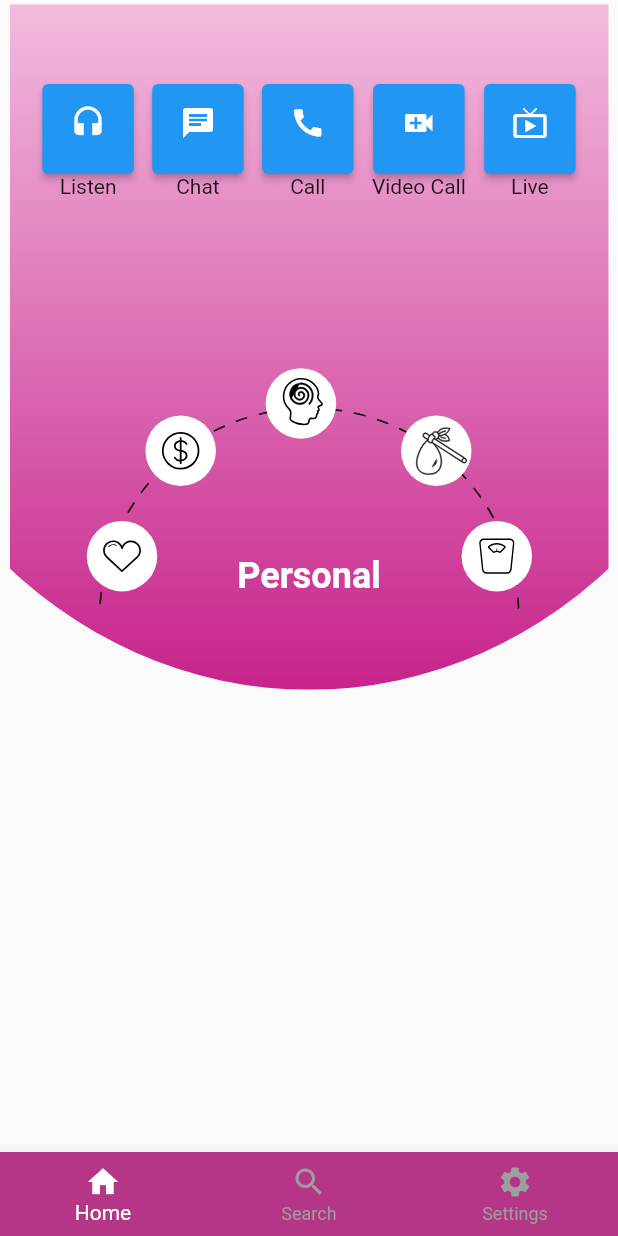
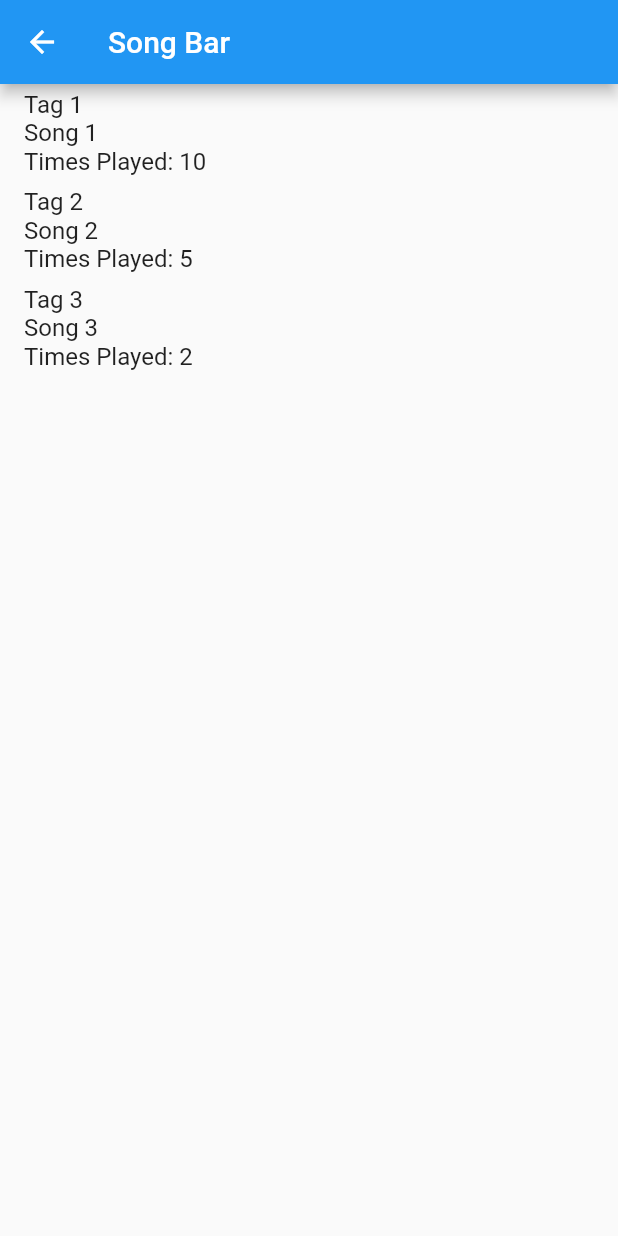
Before and after one commit to i-akshat-jain/counsellor_mobile_app, a Flutter app: the ProfilePersonal screen opened directly, after a tap on the "headset" icon, on a phone screen of 412 x 824 dp. Run offline on Flutter 3.47's test engine with Material 2 defaults, Android fonts, the phone set to English and light mode, and no system bars; our stand-ins replace flutter_svg, image_picker; project files that could hold a hidden picture were left out.

Commit message:
issues in music screen

```diff
--- /dev/null
+++ b/lib/constants/Music/playerDialog.dart
@@ -0,0 +1,47 @@
+import 'package:flutter/material.dart';
+
+void showPlayerDialog(BuildContext context, String songName) {
+  showDialog(
+    context: context,
+    builder: (BuildContext context) {
+      return Dialog(
+        child: Container(
+          padding: EdgeInsets.all(16.0),
+          child: Column(
+            mainAxisSize: MainAxisSize.min,
+            children: [
+              Text(
+                songName,
+                style: TextStyle(fontSize: 18.0, fontWeight: FontWeight.bold),
+              ),
+              SizedBox(height: 16.0),
+              Row(
+                mainAxisAlignment: MainAxisAlignment.center,
+                children: [
+                  IconButton(
+                    onPressed: () {
+                      // Play previous song
+                    },
+                    icon: Icon(Icons.skip_previous),
+                  ),
+                  IconButton(
+                    onPressed: () {
+                      // Toggle play/pause
+                    },
+                    icon: Icon(Icons.play_arrow),
+                  ),
+                  IconButton(
+                    onPressed: () {
+                      // Play next song
+                    },
+                    icon: Icon(Icons.skip_next),
+                  ),
+                ],
+              ),
+            ],
+          ),
+        ),
+      );
+    },
+  );
+}
--- /dev/null
+++ b/lib/constants/Music/songBar.dart
@@ -0,0 +1,27 @@
+import '../../view/musicView.dart';
+import 'package:flutter/material.dart';
+
+class SongBarItem extends StatelessWidget {
+  final Song song;
+  final VoidCallback onTap;
+
+  SongBarItem({
+    required this.song,
+    required this.onTap,
+  });
+
+  @override
+  Widget build(BuildContext context) {
+    return ListTile(
+      onTap: onTap,
+      title: Column(
+        crossAxisAlignment: CrossAxisAlignment.start,
+        children: [
+          Text(song.tag),
+          Text(song.name),
+          Text('Times Played: ${song.timesPlayed}'),
+        ],
+      ),
+    );
+  }
+}
--- /dev/null
+++ b/lib/view/bottomNavigator.dart
@@ -0,0 +1,54 @@
+import '../constants/colors.dart';
+import 'package:flutter/material.dart';
+import 'package:counsellor_mobile_app/view/profile_personal.dart';
+
+
+class BottomNavigatorView extends StatefulWidget {
+  @override
+  _BottomNavigatorViewState createState() => _BottomNavigatorViewState();
+}
+
+class _BottomNavigatorViewState extends State<BottomNavigatorView> {
+  int _currentIndex = 0;
+
+  final List<Widget> _pages = [
+    ProfilePersonal(),
+    ProfilePersonal(),
+    ProfilePersonal(),
+  ];
+
+  @override
+  Widget build(BuildContext context) {
+    return Scaffold(
+      body: IndexedStack(
+        index: _currentIndex,
+        children: _pages,
+      ),
+      bottomNavigationBar: BottomNavigationBar(
+        backgroundColor: AppColors.darkPink,
+        selectedItemColor: Colors.white,
+        unselectedItemColor: Colors.grey,
+        currentIndex: _currentIndex,
+        onTap: (int index) {
+          setState(() {
+            _currentIndex = index;
+          });
+        },
+        items: [
+          BottomNavigationBarItem(
+            icon: Icon(Icons.home),
+            label: 'Home',
+          ),
+          BottomNavigationBarItem(
+            icon: Icon(Icons.person),
+            label: 'Profile',
+          ),
+          BottomNavigationBarItem(
+            icon: Icon(Icons.workspace_premium),
+            label: 'Premium',
+          ),
+        ],
+      ),
+    );
+  }
+}
--- /dev/null
+++ b/lib/view/musicView.dart
@@ -0,0 +1,45 @@
+import 'package:flutter/material.dart';
+import '../constants/Music/songBar.dart';
+
+class Song {
+  final String tag;
+  final String name;
+  final int timesPlayed;
+
+  Song({
+    required this.tag,
+    required this.name,
+    required this.timesPlayed,
+  });
+}
+
+class SongBarView extends StatelessWidget {
+  final List<Song> songs = [
+    Song(tag: 'Tag 1', name: 'Song 1', timesPlayed: 10),
+    Song(tag: 'Tag 2', name: 'Song 2', timesPlayed: 5),
+    Song(tag: 'Tag 3', name: 'Song 3', timesPlayed: 2),
+  ];
+
+  @override
+  Widget build(BuildContext context) {
+    return Scaffold(
+      appBar: AppBar(
+        title: Text('Song Bar'),
+      ),
+      body: ListView.builder(
+        itemCount: songs.length,
+        itemBuilder: (context, index) {
+          final song = songs[index];
+          return SongBarItem(
+            song: song,
+            onTap: () {
+              // Handle song item tap
+            },
+          );
+        },
+
+
+      ),
+    );
+  }
+}
--- a/lib/view/paymentView.dart
+++ b/lib/view/paymentView.dart
@@ -1,4 +1,5 @@
 import 'help.dart';
+import 'bottomNavigator.dart';
 import '../constants/colors.dart';
 import '../constants/inputBox.dart';
 import 'package:flutter_svg/svg.dart';
@@ -96,7 +97,7 @@ class PaymentView extends StatelessWidget {
                           Navigator.push(
                             context,
                             MaterialPageRoute(
-                                builder: (context) => ProfilePersonal()),
+                                builder: (context) => BottomNavigatorView()),
                           );
                         },
                         child: Text('Continue',
@@ -115,7 +116,7 @@ class PaymentView extends StatelessWidget {
                         onPressed: () {
                           Navigator.push(
                             context,
-                            MaterialPageRoute(builder: (context) => HelpView()),
+                            MaterialPageRoute(builder: (context) => BottomNavigatorView()),
                           );
                         },
                         child: Text(
--- a/lib/view/profile_personal.dart
+++ b/lib/view/profile_personal.dart
@@ -1,5 +1,6 @@
 import 'package:flutter_svg/svg.dart';
 import 'package:flutter/material.dart';
+import 'package:counsellor_mobile_app/view/musicView.dart';
 import 'package:counsellor_mobile_app/constants/colors.dart';
 
 class ProfilePersonal extends StatefulWidget {
@@ -41,18 +42,36 @@ class _ProfilePersonalState extends State<ProfilePersonal> {
                         Column(
                           children: [
                             ElevatedButton(
-                              onPressed: () {},
+                              onPressed: () {
+                                Navigator.push(
+                                  context,
+                                  MaterialPageRoute(
+                                      builder: (context) => SongBarView()),
+                                );
+                              },
                               child: Column(
                                 children: [
-                                  Icon(Icons.headset),
+                                  Icon(Icons.headset, color: Colors.black,),
                                   SizedBox(height: 8.0),
                                 ],
                               ),
-                              style: ElevatedButton.styleFrom(
-                                minimumSize: Size(61, 60),
+                              style: ButtonStyle(
+                                 minimumSize: MaterialStateProperty.all(Size(61, 60)),
+                                elevation:
+                                    MaterialStateProperty.resolveWith<double>(
+                                        (states) {
+                                  // Set the elevation to a non-zero value when the button is pressed
+                                  return states.contains(MaterialState.pressed)
+                                      ? 8.0
+                                      : 0.0;
+                                }),
+                               backgroundColor:
+                                    MaterialStateProperty.all<Color?>(
+                                        Colors.white),
                               ),
                             ),
-                            Text("Listen")
+                            SizedBox(height: 5),
+                            Text("Music")
                           ],
                         ),
                         Column(
@@ -61,15 +80,61 @@ class _ProfilePersonalState extends State<ProfilePersonal> {
                               onPressed: () {},
                               child: Column(
                                 children: [
-                                  Icon(Icons.chat),
+                                  Icon(Icons.chat, color: Colors.black,),
                                   SizedBox(height: 8.0),
                                 ],
                               ),
-                              style: ElevatedButton.styleFrom(
-                                minimumSize: Size(61, 60),
+                              style: ButtonStyle(
+                                 minimumSize: MaterialStateProperty.all(Size(61, 60)),
+                                elevation:
+                                    MaterialStateProperty.resolveWith<double>(
+                                        (states) {
+                                  // Set the elevation to a non-zero value when the button is pressed
+                                  return states.contains(MaterialState.pressed)
+                                      ? 8.0
+                                      : 0.0;
+                                }),
+                               backgroundColor:
+                                    MaterialStateProperty.all<Color?>(
+                                        Colors.white),
                               ),
                             ),
-                            Text("Chat")
+                            SizedBox(height: 5),
+                            Text("Message")
+                          ],
+                        ),
+
+                        Column(
+                          children: [
+                            ElevatedButton(
+                              onPressed: () {},
+                              child: Column(
+                                children: [
+                                  Icon(
+                                    Icons.chat,
+                                    color: Colors.black,
+                                  ),
+                                  SizedBox(height: 8.0),
+                                ],
+                              ),
+                              style: ButtonStyle(
+                                minimumSize:
+                                    MaterialStateProperty.all(Size(61, 60)),
+                                elevation:
+                                    MaterialStateProperty.resolveWith<double>(
+                                        (states) {
+                                  // Set the elevation to a non-zero value when the button is pressed
+                                  return states.contains(MaterialState.pressed)
+                                      ? 8.0
+                                      : 0.0;
+                                }),
+                                backgroundColor:
+                                    MaterialStateProperty.all<Color?>(
+                                        Colors.white),
+                              ),
+                            ),
+                            SizedBox(height: 5),
+                            Text("Message")
                           ],
                         ),
                         Column(
@@ -78,15 +143,31 @@ class _ProfilePersonalState extends State<ProfilePersonal> {
                               onPressed: () {},
                               child: Column(
                                 children: [
-                                  Icon(Icons.call),
+                                  Icon(
+                                    Icons.chat,
+                                    color: Colors.black,
+                                  ),
                                   SizedBox(height: 8.0),
                                 ],
                               ),
-                              style: ElevatedButton.styleFrom(
-                                minimumSize: Size(61, 60),
+                              style: ButtonStyle(
+                                minimumSize:
+                                    MaterialStateProperty.all(Size(61, 60)),
+                                elevation:
+                                    MaterialStateProperty.resolveWith<double>(
+                                        (states) {
+                                  // Set the elevation to a non-zero value when the button is pressed
+                                  return states.contains(MaterialState.pressed)
+                                      ? 8.0
+                                      : 0.0;
+                                }),
+                                backgroundColor:
+                                    MaterialStateProperty.all<Color?>(
+                                        Colors.white),
                               ),
                             ),
-                            Text("Call")
+                            SizedBox(height: 5),
+                            Text("Message")
                           ],
                         ),
                         Column(
@@ -95,38 +176,36 @@ class _ProfilePersonalState extends State<ProfilePersonal> {
                               onPressed: () {},
                               child: Column(
                                 children: [
-                                  Icon(Icons.video_call),
+                                  Icon(
+                                    Icons.chat,
+                                    color: Colors.black,
+                                  ),
                                   SizedBox(height: 8.0),
                                 ],
                               ),
-                              style: ElevatedButton.styleFrom(
-                                minimumSize: Size(61, 60),
+                              style: ButtonStyle(
+                                minimumSize:
+                                    MaterialStateProperty.all(Size(61, 60)),
+                                elevation:
+                                    MaterialStateProperty.resolveWith<double>(
+                                        (states) {
+                                  // Set the elevation to a non-zero value when the button is pressed
+                                  return states.contains(MaterialState.pressed)
+                                      ? 8.0
+                                      : 0.0;
+                                }),
+                                backgroundColor:
+                                    MaterialStateProperty.all<Color?>(
+                                        Colors.white),
                               ),
                             ),
-                            Text("Video Call")
-                          ],
-                        ),
-                        Column(
-                          children: [
-                            ElevatedButton(
-                              onPressed: () {},
-                              child: Column(
-                                children: [
-                                  Icon(Icons.live_tv),
-                                  SizedBox(height: 8.0),
-                                ],
-                              ),
-                              style: ElevatedButton.styleFrom(
-                                minimumSize: Size(61, 60),
-                              ),
-                            ),
-                            Text("Live")
+                            SizedBox(height: 5),
+                            Text("Message")
                           ],
                         ),
                       ],
                     ),
                   ),
-
                 ],
               ),
             ),
@@ -149,31 +228,6 @@ class _ProfilePersonalState extends State<ProfilePersonal> {
           ),
         ],
       ),
-      bottomNavigationBar: BottomNavigationBar(
-        backgroundColor: AppColors.darkPink,
-        selectedItemColor: Colors.white,
-        unselectedItemColor: Colors.grey,
-        currentIndex: _currentIndex,
-        onTap: (int index) {
-          setState(() {
-            _currentIndex = index;
-          });
-        },
-        items: [
-          BottomNavigationBarItem(
-            icon: Icon(Icons.home),
-            label: 'Home',
-          ),
-          BottomNavigationBarItem(
-            icon: Icon(Icons.search),
-            label: 'Search',
-          ),
-          BottomNavigationBarItem(
-            icon: Icon(Icons.settings),
-            label: 'Settings',
-          ),
-        ],
-      ),
     );
   }
 }
```
